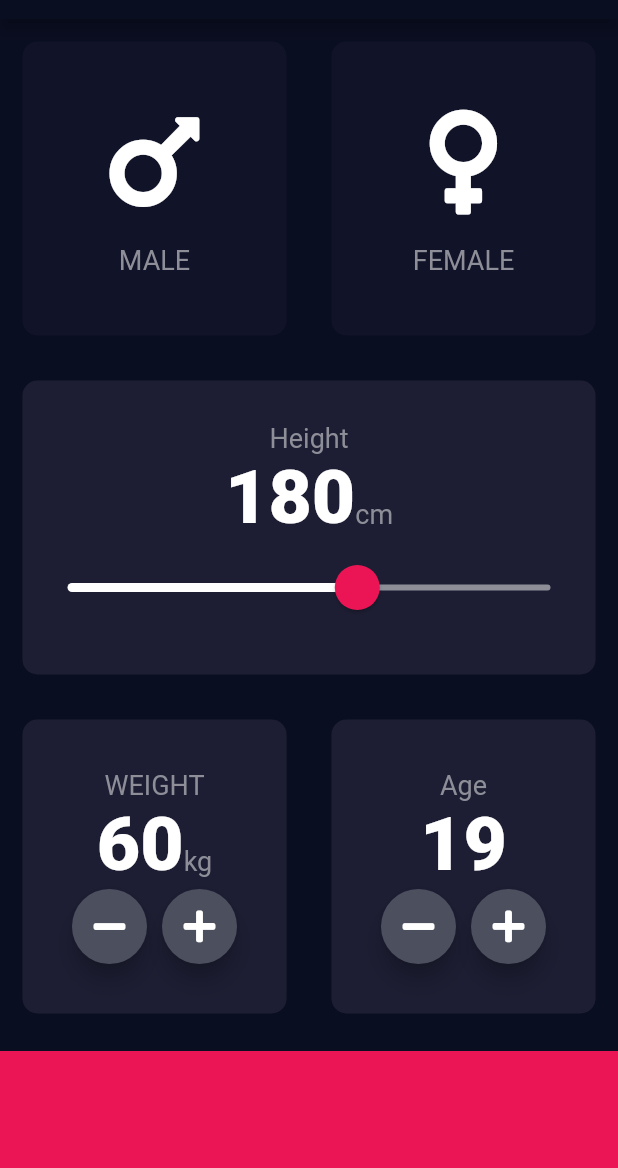
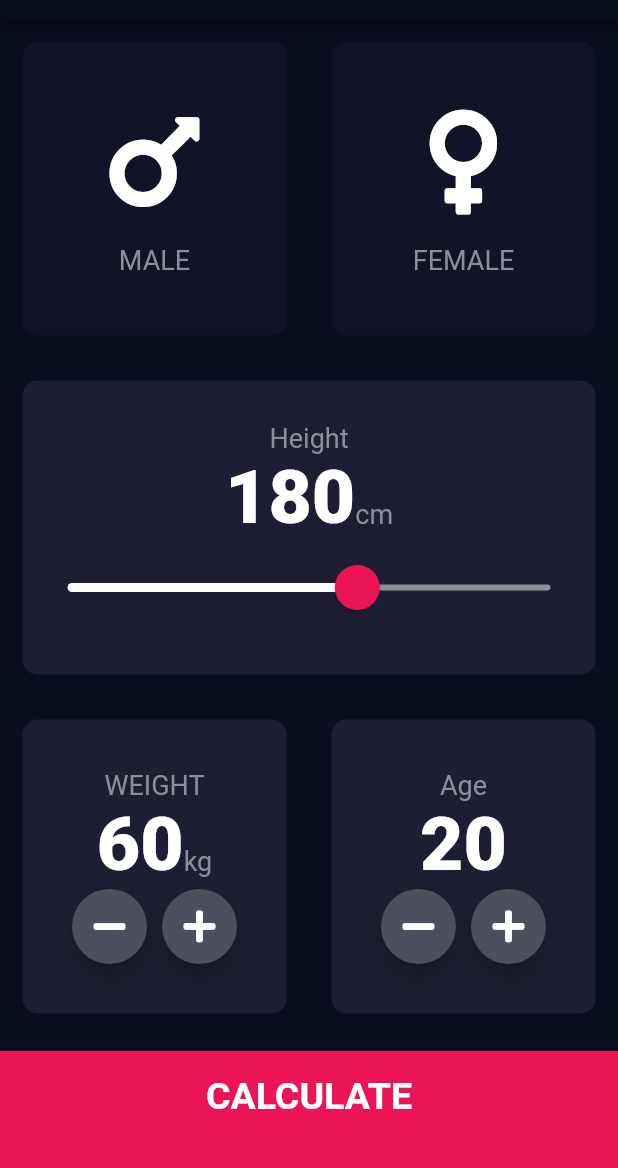
Before and after one commit to AidenLiuSH/BMI_Calculator, a Flutter app: the screen it shows after launch, on a phone screen of 412 x 824 dp, the part 65-1233 px from its top. Run offline on Flutter 3.47's test engine with Material 2 defaults, Android fonts, the phone set to English and light mode, and no system bars; our stand-ins replace font_awesome_flutter.

Commit message:
Added Calculator Functionalities

```diff
--- /dev/null
+++ b/lib/components/buttom_button.dart
@@ -0,0 +1,23 @@
+import 'package:flutter/material.dart';
+import 'package:flutter_app/constants.dart';
+
+class ButtomButton extends StatelessWidget {
+  ButtomButton({required this.onTap, required this.buttonTitle});
+  final Function() onTap;
+  final String buttonTitle;
+
+  @override
+  Widget build(BuildContext context) {
+    return GestureDetector(
+      onTap: onTap,
+      child: Container(
+        color: kBottomContainerColor,
+        margin: const EdgeInsets.only(top: 10.0),
+        padding: const EdgeInsets.only(bottom: 20.0),
+        width: double.infinity,
+        height: kBottomContainerHeight,
+        child: Center(child: Text(buttonTitle, style: kLargeButtonTextStyle)),
+      ),
+    );
+  }
+}
--- a/lib/icon_content.dart
+++ b/lib/components/icon_content.dart
@@ -1,6 +1,6 @@
 import 'package:flutter/material.dart';
 import 'package:font_awesome_flutter/font_awesome_flutter.dart';
-import 'constants.dart';
+import 'package:flutter_app/constants.dart';
 
 class IconContent extends StatelessWidget {
   final IconData icon;
--- /dev/null
+++ b/lib/components/round_icon_button.dart
@@ -0,0 +1,23 @@
+import 'package:flutter/material.dart';
+import 'package:flutter_app/constants.dart';
+
+class RoundIconButton extends StatelessWidget {
+  RoundIconButton({required this.icon, required this.buttonPressed});
+  final IconData icon;
+  final Function() buttonPressed;
+
+  @override
+  Widget build(BuildContext context) {
+    return RawMaterialButton(
+      onPressed: buttonPressed,
+      child: Icon(icon),
+      elevation: 6.0,
+      constraints: const BoxConstraints.tightFor(
+        width: 50.0,
+        height: 50.0,
+      ),
+      shape: CircleBorder(),
+      fillColor: Color(0xFF4C4F5E),
+    );
+  }
+}
--- a/lib/main.dart
+++ b/lib/main.dart
@@ -1,5 +1,5 @@
 import 'package:flutter/material.dart';
-import 'input_page.dart';
+import 'screens/input_page.dart';
 
 void main() => runApp(BMICalculator());
 
--- a/lib/input_page.dart
+++ b/lib/screens/input_page.dart
@@ -1,8 +1,13 @@
 import 'package:flutter/material.dart';
+import 'package:flutter_app/screens/results_page.dart';
 import 'package:font_awesome_flutter/font_awesome_flutter.dart';
-import 'icon_content.dart';
-import 'reusable_card.dart';
-import 'constants.dart';
+import 'package:flutter_app/components/icon_content.dart';
+import 'package:flutter_app/components/reusable_card.dart';
+import 'package:flutter_app/constants.dart';
+import 'results_page.dart';
+import 'package:flutter_app/components/buttom_button.dart';
+import 'package:flutter_app/components/round_icon_button.dart';
+import 'package:flutter_app/calculator_brain.dart';
 
 enum Gender {
   unselected,
@@ -19,7 +24,7 @@ class _InputPageState extends State<InputPage> {
   Gender selectedGender = Gender.unselected;
   int height = 180;
   int weight = 60;
-  int age = 19;
+  int age = 20;
 
   @override
   Widget build(BuildContext context) {
@@ -215,36 +220,26 @@ class _InputPageState extends State<InputPage> {
               ),
             ],
           )),
-          Container(
-            color: kBottomContainerColor,
-            margin: EdgeInsets.only(top: 10.0),
-            width: double.infinity,
-            height: kBottomContainerHeight,
+          ButtomButton(
+            buttonTitle: 'CALCULATE',
+            onTap: () {
+              CalculatorBrain calc =
+                  CalculatorBrain(height: height, weight: weight);
+
+              Navigator.push(
+                context,
+                MaterialPageRoute(
+                  builder: (context) => ResultsPage(
+                    bmiResult: calc.calculateBMI(),
+                    resultText: calc.getResult(),
+                    interpretation: calc.getInterpretation(),
+                  ),
+                ),
+              );
+            },
           ),
         ],
       ),
     );
   }
 }
-
-//RoundIcon for the bottom two widgets
-class RoundIconButton extends StatelessWidget {
-  RoundIconButton({required this.icon, required this.buttonPressed});
-  final IconData icon;
-  final Function() buttonPressed;
-
-  @override
-  Widget build(BuildContext context) {
-    return RawMaterialButton(
-      onPressed: buttonPressed,
-      child: Icon(icon),
-      elevation: 6.0,
-      constraints: const BoxConstraints.tightFor(
-        width: 50.0,
-        height: 50.0,
-      ),
-      shape: CircleBorder(),
-      fillColor: Color(0xFF4C4F5E),
-    );
-  }
-}
```
Also changed, not shown: lib/calculator_brain.dart (added, +33 -0 lines), lib/constants.dart (+24 -0 lines), lib/screens/results_page.dart (added, +62 -0 lines), lib/components/reusable_card.dart (renamed from lib/reusable_card.dart), 1 other file.
